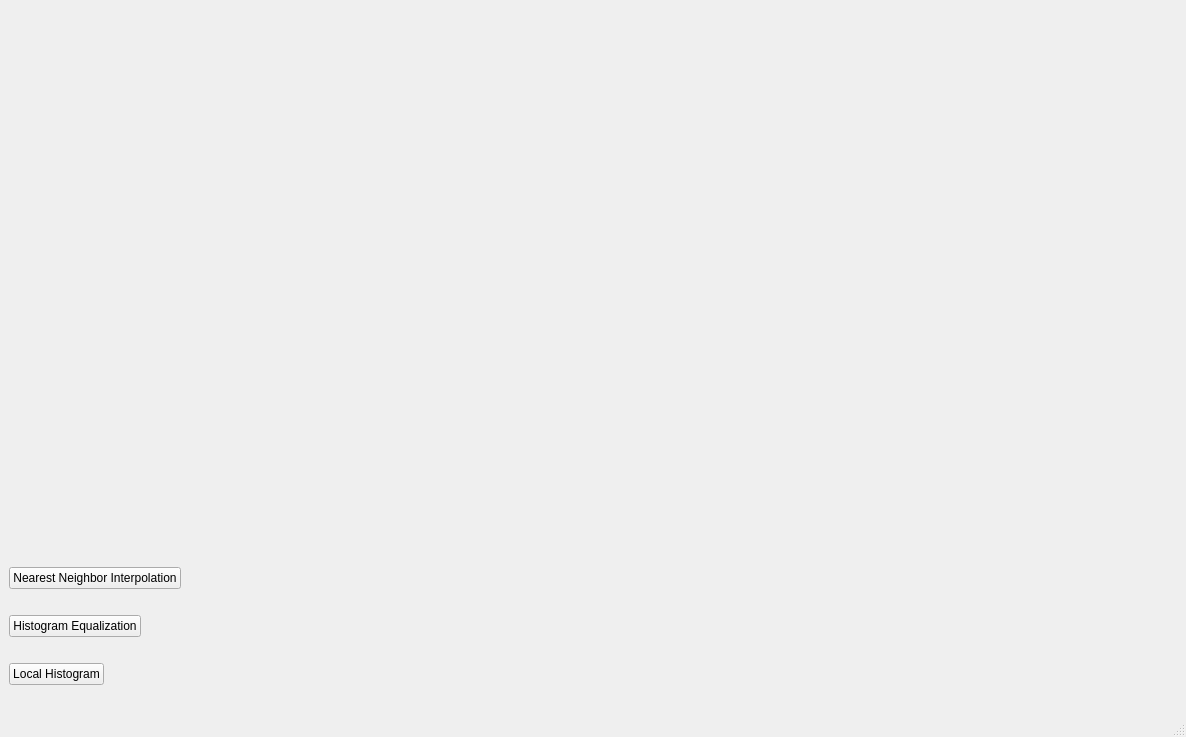
First picture: the form in forms/mainwindow.ui, repository expodecay/5550_DIP, before the edit.
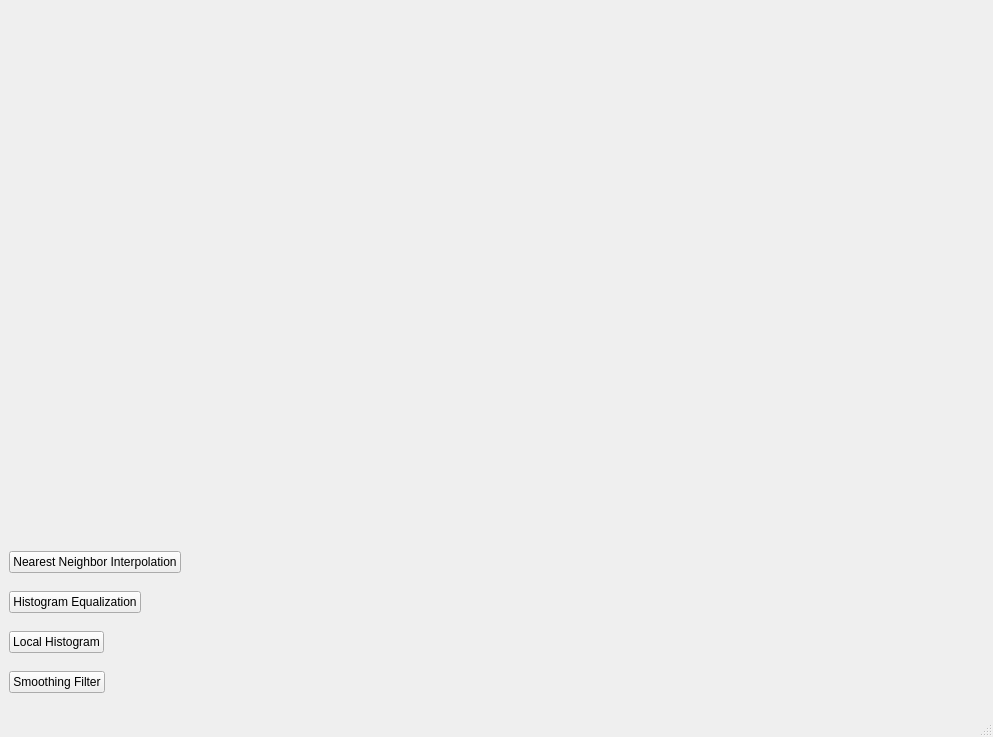
Second picture: the form after the edit.

Commit message: smoothing filter complete

```diff
--- a/forms/mainwindow.ui
+++ b/forms/mainwindow.ui
@@ -6,7 +6,7 @@
    <rect>
     <x>0</x>
     <y>0</y>
-    <width>1186</width>
+    <width>993</width>
     <height>737</height>
    </rect>
   </property>
@@ -67,6 +67,13 @@
       </property>
      </widget>
     </item>
+    <item row="6" column="0" alignment="Qt::AlignLeft">
+     <widget class="QPushButton" name="Smoothing_Filter">
+      <property name="text">
+       <string>Smoothing Filter</string>
+      </property>
+     </widget>
+    </item>
    </layout>
   </widget>
   <widget class="QMenuBar" name="menubar">
```
Left out of the diff: 40 changed lines with no effect on the pictures. The commit also changes 4 other files.
